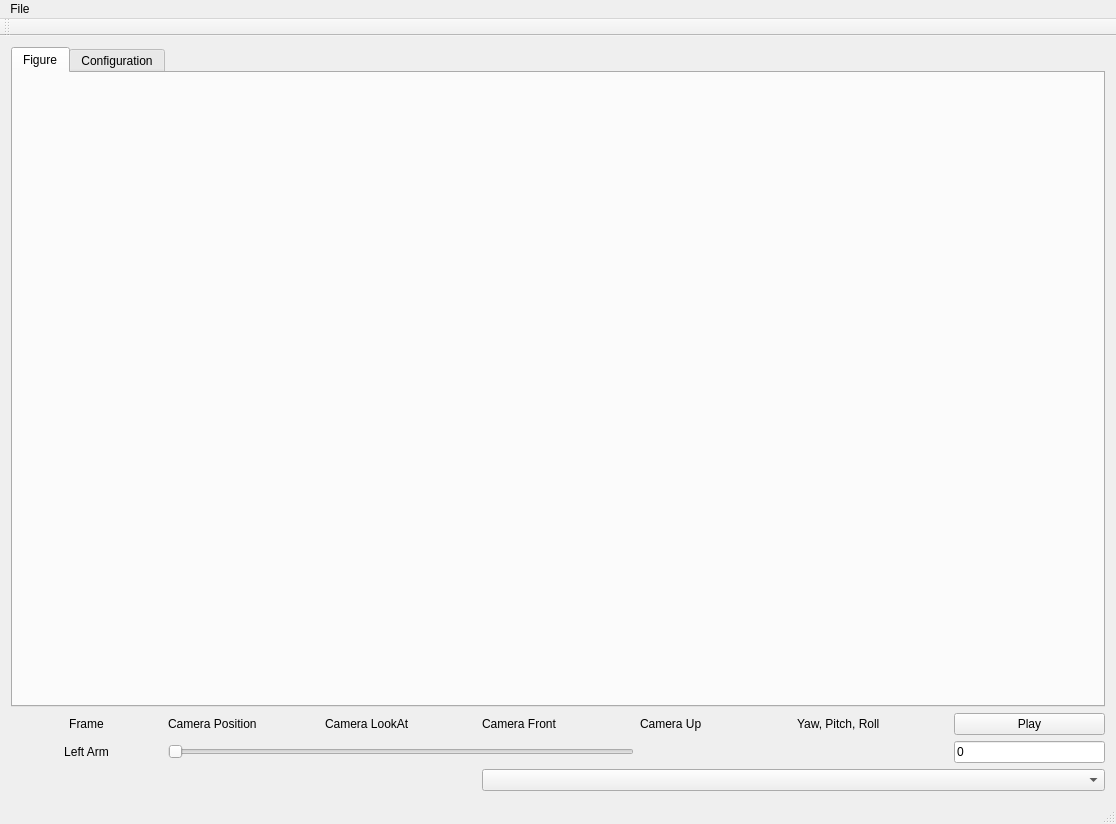
First picture: the form in PageantryDesigner/TopWindow.ui, repository dallas1287/PageantryDesigner, before the edit.
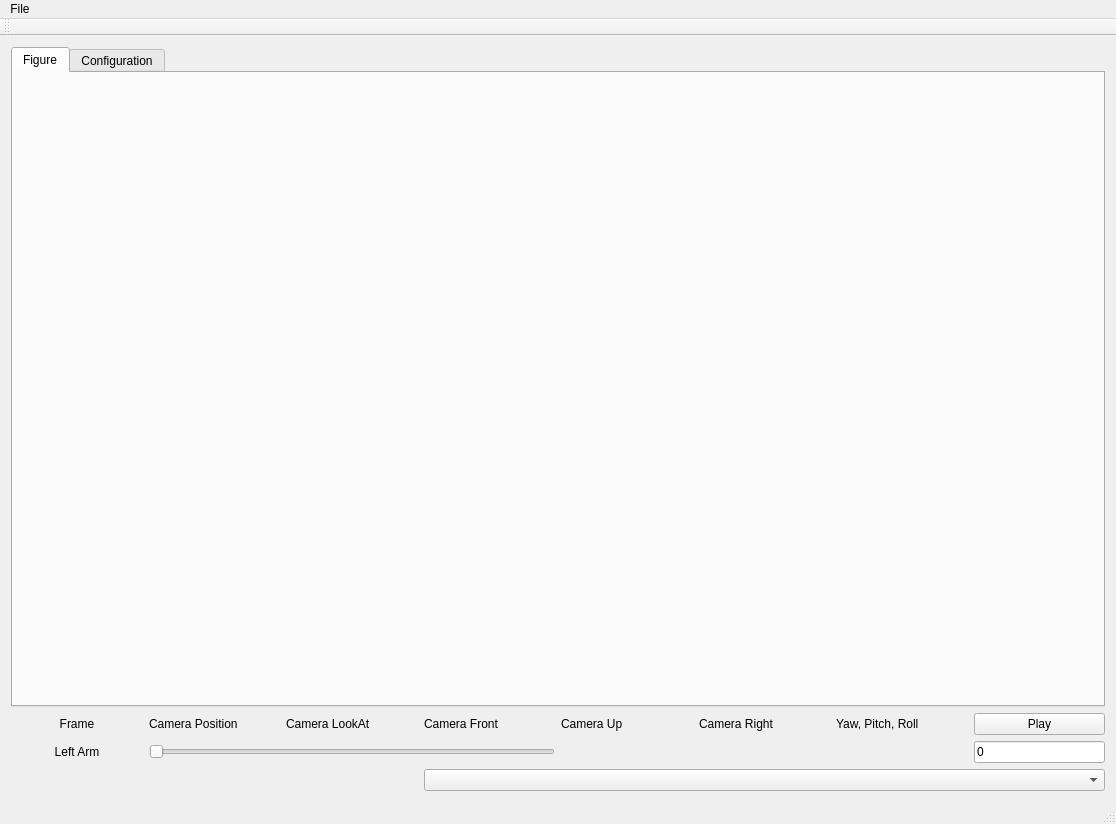
Second picture: the form after the edit.

Commit message: better camera setup, still needs tweaking

```diff
--- a/PageantryDesigner/TopWindow.ui
+++ b/PageantryDesigner/TopWindow.ui
@@ -28,7 +28,7 @@
       </property>
      </widget>
     </item>
-    <item row="0" column="0" colspan="7">
+    <item row="0" column="0" colspan="8">
      <layout class="QHBoxLayout" name="graphicsTabsLayout">
       <property name="sizeConstraint">
        <enum>QLayout::SetDefaultConstraint</enum>
@@ -92,7 +92,7 @@
       </property>
      </widget>
     </item>
-    <item row="3" column="6">
+    <item row="3" column="7">
      <widget class="QLineEdit" name="armLineEdit">
       <property name="text">
        <string>0</string>
@@ -131,7 +131,7 @@
       </property>
      </spacer>
     </item>
-    <item row="2" column="6">
+    <item row="2" column="7">
      <widget class="QPushButton" name="btnPlay">
       <property name="sizePolicy">
        <sizepolicy hsizetype="Preferred" vsizetype="Fixed">
@@ -160,7 +160,7 @@
       </property>
      </widget>
     </item>
-    <item row="4" column="3" colspan="4">
+    <item row="4" column="3" colspan="5">
      <widget class="QComboBox" name="cbAnimations">
       <property name="sizePolicy">
        <sizepolicy hsizetype="Expanding" vsizetype="Fixed">
@@ -184,7 +184,7 @@
      </widget>
     </item>
     <item row="2" column="4">
-     <widget class="QLabel" name="labelCameraUp">
+     <widget class="QLabel" name="labelCamUp">
       <property name="sizePolicy">
        <sizepolicy hsizetype="Expanding" vsizetype="Preferred">
         <horstretch>0</horstretch>
@@ -209,7 +209,7 @@
       </property>
      </widget>
     </item>
-    <item row="2" column="5">
+    <item row="2" column="6">
      <widget class="QLabel" name="labelYPW">
       <property name="sizePolicy">
        <sizepolicy hsizetype="Expanding" vsizetype="Preferred">
@@ -222,6 +222,19 @@
       </property>
      </widget>
     </item>
+    <item row="2" column="5">
+     <widget class="QLabel" name="labelCamRight">
+      <property name="sizePolicy">
+       <sizepolicy hsizetype="Expanding" vsizetype="Preferred">
+        <horstretch>0</horstretch>
+        <verstretch>0</verstretch>
+       </sizepolicy>
+      </property>
+      <property name="text">
+       <string>Camera Right</string>
+      </property>
+     </widget>
+    </item>
    </layout>
   </widget>
   <widget class="QMenuBar" name="menuBar">
```
The commit also changes 7 other files.
